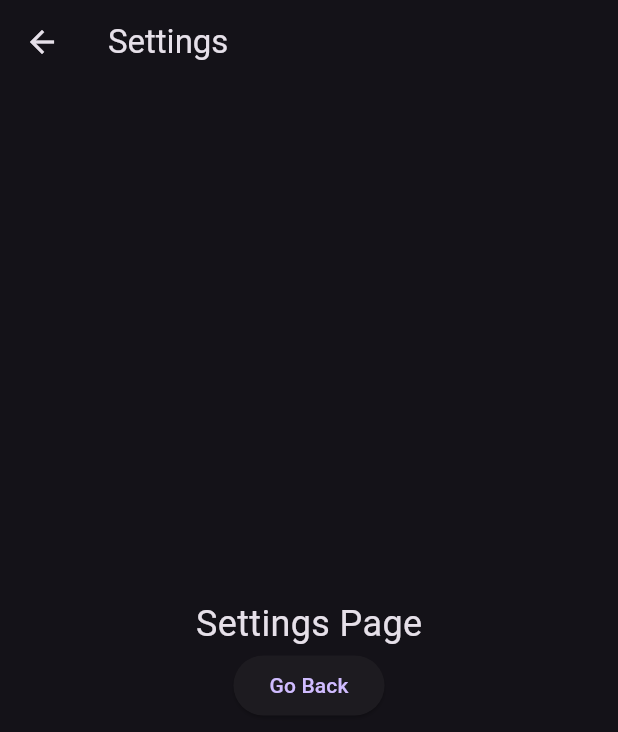
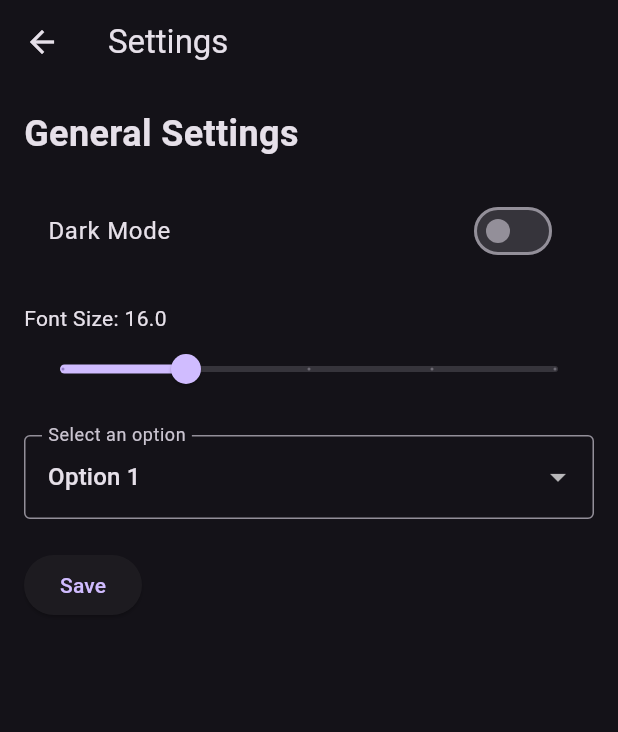
Before and after one commit to Sieep-Coding/Expense-Flutter, a Flutter app: the SettingsPage screen opened by its route, on a phone screen of 412 x 824 dp. Shown: the top 732 px of the screen. Run offline on Flutter 3.47's test engine with Material 3 defaults, Android fonts, the phone set to English and light mode, and no system bars.

Commit message:
messin around

```diff
--- a/lib/settings_page.dart
+++ b/lib/settings_page.dart
@@ -1,7 +1,17 @@
 import 'package:flutter/material.dart';
 
-class SettingsPage extends StatelessWidget {
-  const SettingsPage({super.key});
+class SettingsPage extends StatefulWidget {
+  const SettingsPage({Key? key}) : super(key: key);
+
+  @override
+  State<SettingsPage> createState() => _SettingsPageState();
+}
+
+class _SettingsPageState extends State<SettingsPage> {
+  bool darkModeEnabled = false;
+  double fontSize = 16.0;
+  String selectedOption = 'Option 1';
+  int sliderValue = 50;
 
   @override
   Widget build(BuildContext context) {
@@ -9,19 +19,67 @@ class SettingsPage extends StatelessWidget {
       appBar: AppBar(
         title: const Text('Settings'),
       ),
-      body: Center(
+      body: Padding(
+        padding: const EdgeInsets.all(16.0),
         child: Column(
-          mainAxisAlignment: MainAxisAlignment.center,
+          crossAxisAlignment: CrossAxisAlignment.start,
           children: [
             const Text(
-              'Settings Page',
-              style: TextStyle(fontSize: 24),
+              'General Settings',
+              style: TextStyle(fontSize: 24, fontWeight: FontWeight.bold),
             ),
+            const SizedBox(height: 20),
+            SwitchListTile(
+              title: const Text('Dark Mode'),
+              value: darkModeEnabled,
+              onChanged: (value) {
+                setState(() {
+                  darkModeEnabled = value;
+                  // Apply dark mode settings here
+                });
+              },
+            ),
+            const SizedBox(height: 20),
+            Text('Font Size: ${fontSize.toStringAsFixed(1)}'),
+            Slider(
+              min: 10.0,
+              max: 30.0,
+              divisions: 4,
+              value: fontSize,
+              onChanged: (value) {
+                setState(() {
+                  fontSize = value;
+                  // Apply font size settings here
+                });
+              },
+            ),
+            const SizedBox(height: 20),
+            DropdownButtonFormField<String>(
+              value: selectedOption,
+              onChanged: (value) {
+                setState(() {
+                  selectedOption = value!;
+                  // Handle selected option change
+                });
+              },
+              items: ['Option 1', 'Option 2', 'Option 3']
+                  .map((String option) => DropdownMenuItem(
+                value: option,
+                child: Text(option),
+              ))
+                  .toList(),
+              decoration: const InputDecoration(
+                labelText: 'Select an option',
+                border: OutlineInputBorder(),
+              ),
+            ),
+            const SizedBox(height: 20),
             ElevatedButton(
               onPressed: () {
+                // Save settings or perform additional actions
                 Navigator.pop(context);
               },
-              child: const Text('Go Back'),
+              child: const Text('Save'),
             ),
           ],
         ),
```
Also changed, not shown: lib/main.dart (+70 -28 lines).
